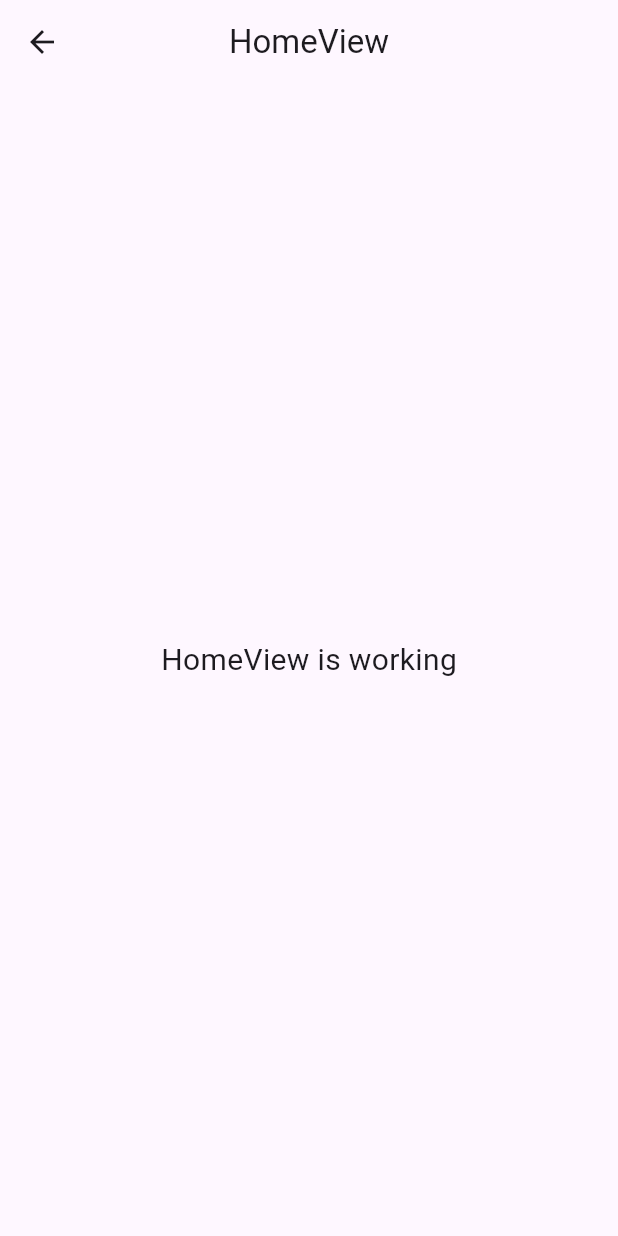
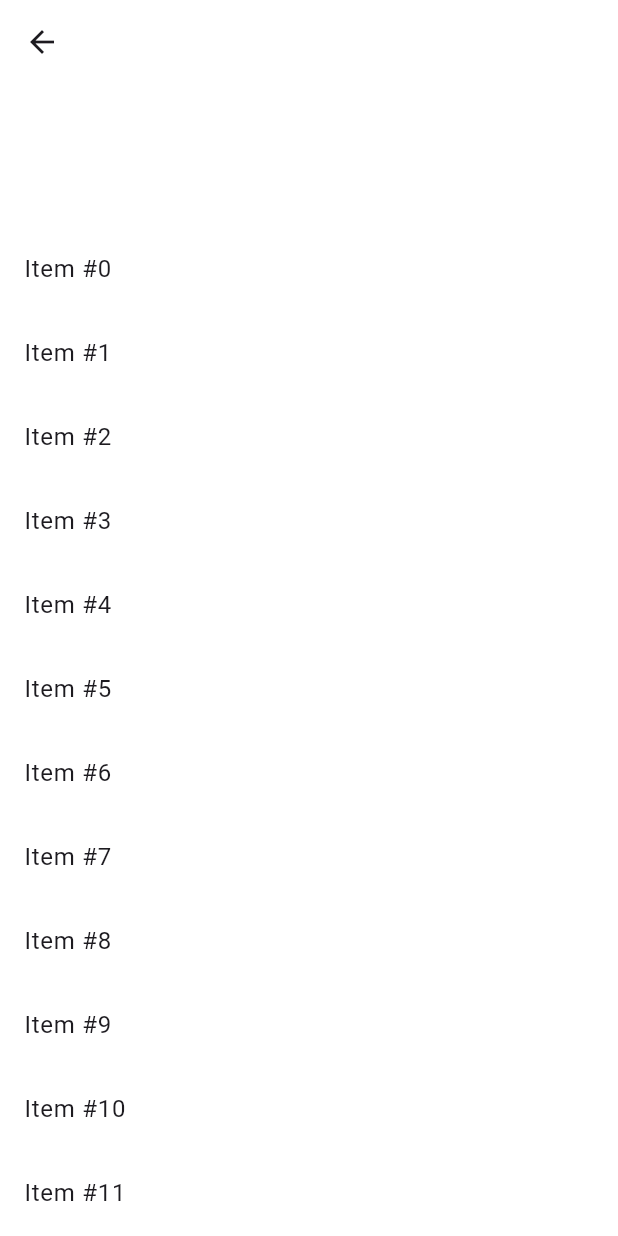
Before and after one commit to omerbanaemh/onyx-delivery-app, a Flutter app: the HomeView screen opened by its route, on a phone screen of 412 x 824 dp. Run offline on Flutter 3.47's test engine with Material 3 defaults, Android fonts, the phone set to English and light mode, and no system bars; our stand-ins replace dio, flutter_screenutil, flutter_svg, get, sqflite; accounts and stored records are empty; Roboto replaces fonts that are missing (Cairo); statements that could not run were skipped.

```diff
--- a/lib/app/components/custom_text_form_field.dart
+++ b/lib/app/components/custom_text_form_field.dart
@@ -51,7 +51,7 @@ class CustomTextFormField extends StatelessWidget {
       textInputAction: TextInputAction.next,
       keyboardType: keyboardType,
       onFieldSubmitted: (value) {
-        FocusScope.of(context).nextFocus();
+        FocusScope.of(context).unfocus();
       },
       obscureText: obscureText,
       obscuringCharacter: '*',
--- a/lib/app/core/constants/app_colors.dart
+++ b/lib/app/core/constants/app_colors.dart
@@ -7,5 +7,5 @@ class AppColors {
   static const Color blackColor = Color(0xff000000);
   static const Color whiteColor = Color(0xffFFFFFF);
   static const Color successColor = Color.fromARGB(255, 24, 172, 66);
-  static const Color accentColor = Color(0xFFFF0000);
+  static const Color accentColor = Color(0xFFD42A0F);
 }
--- a/lib/app/modules/home/controllers/home_controller.dart
+++ b/lib/app/modules/home/controllers/home_controller.dart
@@ -1,5 +1,19 @@
 import 'package:get/get.dart';
+import 'package:onyx_delivery/app/core/helpers/sqlite_db_helper.dart';
 
 class HomeController extends GetxController {
+   var dbHelper = DatabaseHelper();
+
+   String? userName;
+   String? userLanguage;
+
+   @override
+  void onInit() async {
+    // TODO: implement onInit
+    super.onInit();
+    var rows = await dbHelper.queryAllRows();
+    userName = rows[0]['name'];
+    userLanguage = rows[0]['language'];
+  }
 
 }
--- a/lib/app/modules/home/views/home_view.dart
+++ b/lib/app/modules/home/views/home_view.dart
@@ -1,6 +1,7 @@
 import 'package:flutter/material.dart';
-
+import 'package:flutter_screenutil/flutter_screenutil.dart';
 import 'package:get/get.dart';
+import 'package:onyx_delivery/app/core/constants/app_colors.dart';
 
 import '../controllers/home_controller.dart';
 
@@ -9,15 +10,37 @@ class HomeView extends GetView<HomeController> {
   @override
   Widget build(BuildContext context) {
     return Scaffold(
-      appBar: AppBar(
-        title: const Text('HomeView'),
-        centerTitle: true,
-      ),
-      body: const Center(
-        child: Text(
-          'HomeView is working',
-          style: TextStyle(fontSize: 20),
-        ),
+      backgroundColor: AppColors.whiteColor,
+      body: CustomScrollView(
+        slivers: [
+          SliverAppBar(
+            backgroundColor: AppColors.whiteColor,
+            expandedHeight: 127.h,
+            flexibleSpace: FlexibleSpaceBar(
+              title: Obx(() => RichText(
+                    text: TextSpan(
+                      text: controller.userName,
+                      style: TextStyle(
+                        fontSize: 20.sp,
+                        color: AppColors.secondaryColor,
+                        fontWeight: FontWeight.bold,
+                      ),
+                    ),
+                  )),
+              background: Container(),
+            ),
+          ),
+          SliverList(
+            delegate: SliverChildBuilderDelegate(
+              (BuildContext context, int index) {
+                return ListTile(
+                  title: Text('Item #$index'),
+                );
+              },
+              childCount: 100,
+            ),
+          ),
+        ],
       ),
     );
   }
--- a/pubspec.yaml
+++ b/pubspec.yaml
@@ -40,6 +40,7 @@ dependencies:
   dio: ^5.8.0+1
   sqflite: ^2.4.1
   path_provider: ^2.1.5
+  rename: ^3.0.2
 
 dev_dependencies:
   flutter_test:
```
Also changed, not shown: lib/app/modules/login/controllers/login_controller.dart (+5 -7 lines), pubspec.lock, 2 other files.
